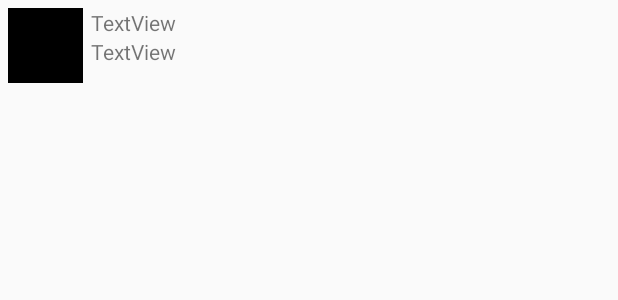
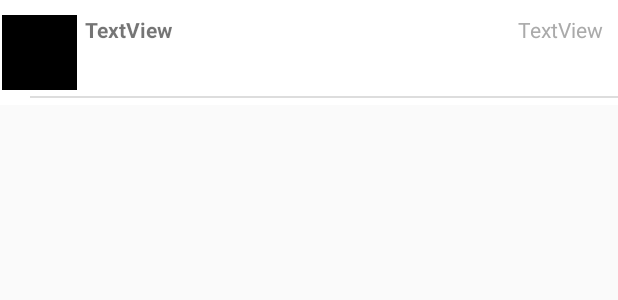
Before and after one commit to sagar2305/SimpleTweets, an Android app: the layout item_tweet.xml on its own in the app's theme, with its tools: preview values and no code run, on a phone screen of 412 x 824 dp. Shown: the top 300 px of the screen. Run offline under Robolectric (Android 15) with nearby library versions, the phone set to English and light mode, and no system bars.

Commit message:
minor ui polish

```diff
--- a/app/src/main/res/layout/activity_timeline.xml
+++ b/app/src/main/res/layout/activity_timeline.xml
@@ -13,6 +13,7 @@
         android:layout_width="match_parent"
         android:layout_height="match_parent"
         android:layout_marginBottom="0dp"
+        android:background="@android:color/darker_gray"
         app:layout_constraintBottom_toBottomOf="parent"
         app:layout_constraintEnd_toEndOf="parent"
         app:layout_constraintStart_toStartOf="parent"
--- a/app/src/main/res/layout/item_tweet.xml
+++ b/app/src/main/res/layout/item_tweet.xml
@@ -1,13 +1,17 @@
 <?xml version="1.0" encoding="utf-8"?>
 <RelativeLayout xmlns:android="http://schemas.android.com/apk/res/android"
     xmlns:app="http://schemas.android.com/apk/res-auto"
-    android:layout_margin="5dp"
+    android:background="@android:color/white"
+    xmlns:tools="http://schemas.android.com/tools"
     android:layout_width="match_parent" android:layout_height="wrap_content">
 
     <ImageView
         android:id="@+id/ivProfileImage"
         android:layout_width="50dp"
         android:layout_height="50dp"
+        android:layout_marginTop="10dp"
+        android:layout_marginBottom="10dp"
+        android:layout_marginLeft="1dp"
         android:layout_alignParentStart="true"
         android:layout_alignParentTop="true"
         app:srcCompat="@android:color/black" />
@@ -18,16 +22,37 @@
         android:layout_height="wrap_content"
         android:layout_alignTop="@+id/ivProfileImage"
         android:layout_marginLeft="5dp"
+        android:textStyle="bold"
         android:layout_toEndOf="@+id/ivProfileImage"
-        android:text="TextView" />
+        tools:text="TextView" />
+
+    <TextView
+        android:id="@+id/tvTimestamp"
+        android:layout_width="wrap_content"
+        android:layout_height="wrap_content"
+        android:layout_alignTop="@+id/ivProfileImage"
+        android:layout_alignParentEnd="true"
+        android:layout_marginRight="10dp"
+        android:textColor="@color/dark_gray"
+        tools:text="TextView" />
 
     <TextView
         android:id="@+id/tvBody"
         android:layout_width="wrap_content"
         android:layout_height="wrap_content"
-        android:layout_alignBottom="@+id/ivProfileImage"
         android:layout_marginLeft="5dp"
+        android:layout_marginTop="5dp"
+        android:layout_marginRight="10dp"
         android:layout_toEndOf="@+id/ivProfileImage"
         android:layout_below="@+id/tvUserName"
-        android:text="TextView" />
+        tools:text="" />
+
+    <View
+        android:layout_width="match_parent"
+        android:layout_height="1dp"
+        android:layout_below="@+id/tvBody"
+        android:layout_marginLeft="20dp"
+        android:layout_marginTop="10dp"
+        android:background="@color/light_gray" />
+
 </RelativeLayout>
--- /dev/null
+++ b/app/src/main/res/values/colors.xml
@@ -0,0 +1,5 @@
+<?xml version="1.0" encoding="utf-8"?>
+<resources>
+    <color name="light_gray">#ddd</color>
+    <color name="dark_gray">#aaa</color>
+</resources>
--- a/build.gradle
+++ b/build.gradle
@@ -4,7 +4,7 @@ buildscript {
         jcenter()
     }
     dependencies {
-        classpath 'com.android.tools.build:gradle:2.3.3'
+        classpath 'com.android.tools.build:gradle:3.0.0-beta6'
     }
 }
 
```
Also changed, not shown: gradle/wrapper/gradle-wrapper.properties.
